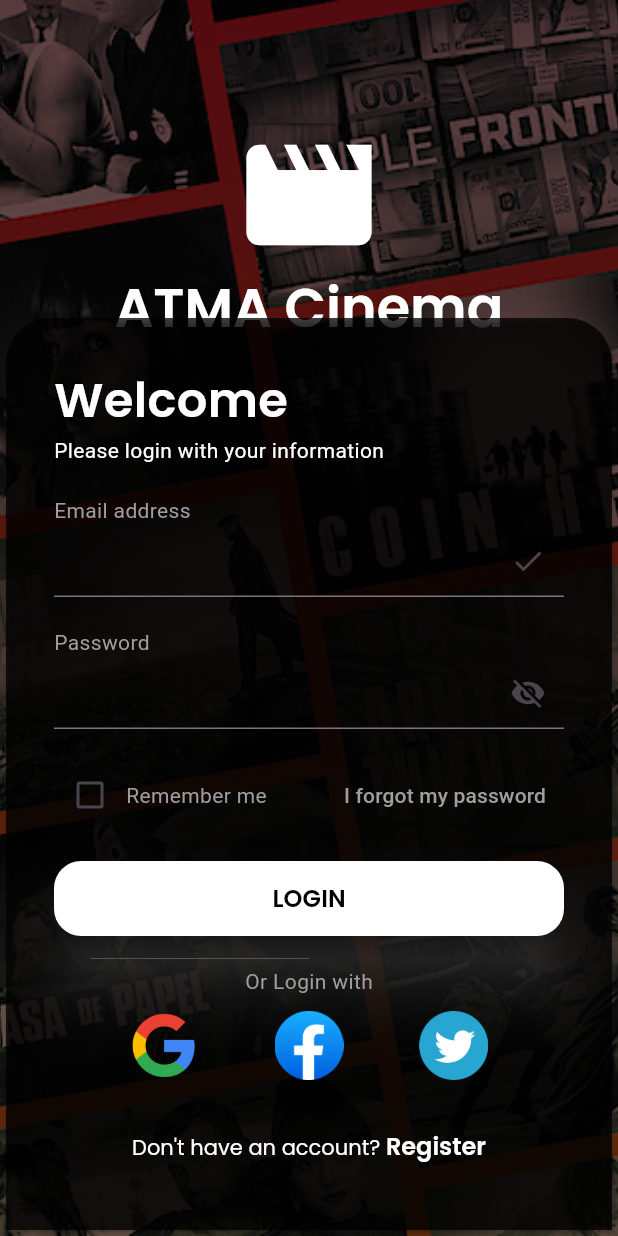
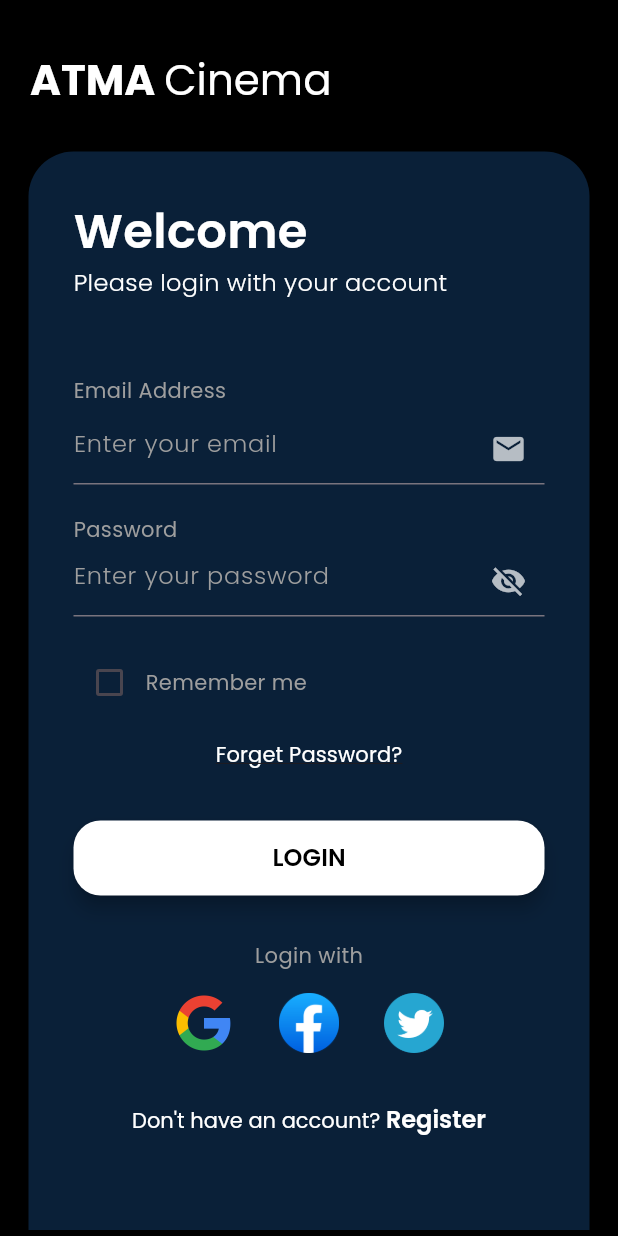
Before and after one commit to FrienDotJava/AtmaCinema, a Flutter app: the screen it shows after launch, on a phone screen of 412 x 824 dp. Run offline on Flutter 3.47's test engine with Material 3 defaults, Android fonts, the phone set to English and light mode, and no system bars; our stand-ins replace animated_text_kit, shared_preferences.

Commit message:
UI Login Page
UI Login Page DONE. Kurang tampilan error message

```diff
--- a/lib/login.dart
+++ b/lib/login.dart
@@ -21,32 +21,24 @@ class _LoginPageState extends State<LoginPage> {
   Widget build(BuildContext context) {
     myColor = Colors.white12;
     mediaSize = MediaQuery.of(context).size;
+
     return Container(
       decoration: BoxDecoration(
-        color: myColor,
-        image: DecorationImage(
-          image: const AssetImage("images/bg2.jpg"),
-          fit: BoxFit.cover,
-        ),
+        color: Colors.black,
       ),
       child: Scaffold(
         resizeToAvoidBottomInset: false,
         backgroundColor: Colors.transparent,
-        body: Stack(children: [
-          Container(
-            width: mediaSize.width,
-            height: mediaSize.height,
-            color: Colors.black.withOpacity(0.6),
-          ),
-          Positioned(
-            top: 80,
+        body: Column(
+          mainAxisAlignment: MainAxisAlignment.spaceBetween,
+          children: [
+            Padding(
+              padding: const EdgeInsets.only(top: 32.0, left: 20.0),
               child: _buildTop(),
             ),
-          Positioned(
-            bottom: 0,
-            child: _buildBottom(),
+            _buildBottom(),
+          ],
         ),
-        ]),
       ),
     );
   }
@@ -54,60 +46,73 @@ class _LoginPageState extends State<LoginPage> {
   Widget _buildTop() {
     return SizedBox(
       width: mediaSize.width,
-      child: const Column(
+      child: Align(
+        alignment: Alignment.centerLeft,
+        child: Column(
           mainAxisSize: MainAxisSize.min,
+          crossAxisAlignment: CrossAxisAlignment.start,
           children: [
-          Icon(
-            Icons.movie_creation,
-            size: 100,
-            color: Colors.white,
-          ),
-          Text(
-            "ATMA Cinema",
+            RichText(
+              text: const TextSpan(
+                children: [
+                  TextSpan(
+                    text: "ATMA ",
                     style: TextStyle(
                       color: Colors.white,
-                fontFamily: 'Poppins-Semibold',
-                fontWeight: FontWeight.bold,
-                fontSize: 36,
-                letterSpacing: 0),
-          )
+                      fontFamily: 'Poppins-Bold',
+                      fontSize: 28,
+                    ),
+                  ),
+                  TextSpan(
+                    text: "Cinema",
+                    style: TextStyle(
+                      color: Colors.white,
+                      fontFamily: 'Poppins-Regular',
+                      fontSize: 28,
+                    ),
+                  ),
                 ],
+              ),
+            ),
+          ],
+        ),
       ),
     );
   }
 
   Widget _buildBottom() {
-    return SizedBox(
+    return Container(
+      margin: const EdgeInsets.only(left: 15, right: 15, top: 15),
+      child: SizedBox(
         width: mediaSize.width,
         child: Card(
-        color: Colors.black.withOpacity(0.75),
+          color: const Color(0xFF0A2038),
           shape: const RoundedRectangleBorder(
             borderRadius: BorderRadius.only(
               topLeft: Radius.circular(30),
               topRight: Radius.circular(30),
-        )),
+            ),
+          ),
           child: Padding(
-          padding: const EdgeInsets.all(32.0),
+            padding: const EdgeInsets.all(15.0),
             child: _buildForm(),
+          ),
         ),
       ),
     );
   }
 
   Widget _buildForm() {
-    return Column(
+    return Padding(
+      padding: const EdgeInsets.all(15.0),
+      child: Column(
         crossAxisAlignment: CrossAxisAlignment.start,
         children: [
-        Text(
-          "Welcome",
-          style: TextStyle(
-              color: Colors.white,
-              fontFamily: 'Poppins-SemiBold',
-              fontSize: 32),
-        ),
-        _buildWhiteText("Please login with your information"),
-        const SizedBox(height: 20),
-        _buildGreyText("Email address"),
+          _buildTitleText("Welcome"),
+          _buildWhiteText("Please login with your account"),
+          const SizedBox(height: 50),
+          _buildGreyText("Email Address"),
+          const SizedBox(height: 5),
           _buildInputField(emailController),
           const SizedBox(height: 20),
           _buildGreyText("Password"),
@@ -116,45 +121,111 @@ class _LoginPageState extends State<LoginPage> {
           _buildRememberForgot(),
           const SizedBox(height: 20),
           _buildLoginButton(),
-        const SizedBox(height: 20),
+          const SizedBox(height: 30),
           _buildOtherLogin(),
           const SizedBox(height: 20),
           _buildRegisterLink(),
+          const SizedBox(height: 20),
         ],
+      ),
+    );
+  }
+
+  Widget _buildTitleText(String text) {
+    return Text(
+      text,
+      style: const TextStyle(
+        color: Colors.white,
+        fontFamily: 'Poppins-SemiBold',
+        fontSize: 32,
+      ),
+    );
+  }
+
+  Widget _buildWhiteText(String text) {
+    return Text(
+      text,
+      style: const TextStyle(
+        color: Colors.white,
+        fontFamily: 'Poppins-Light',
+        fontSize: 16,
+      ),
     );
   }
 
   Widget _buildGreyText(String text) {
     return Text(
       text,
-      style: const TextStyle(color: Colors.grey),
-    );
-  }
-
-  Widget _buildWhiteText(String text) {
-    return Text(
-      text,
-      style: const TextStyle(color: Colors.white),
+      style: const TextStyle(
+        color: Colors.grey,
+        fontFamily: 'Poppins-Regular',
+      ),
     );
   }
 
   Widget _buildInputField(TextEditingController controller,
-      {isPassword = false}) {
+      {bool isPassword = false}) {
     return TextFormField(
       controller: controller,
-      style: TextStyle(
+      style: const TextStyle(
         color: Colors.white,
+        fontFamily: 'Poppins-Regular',
       ),
       decoration: InputDecoration(
-        suffixIcon: isPassword ? Icon(Icons.remove_red_eye) : Icon(Icons.done),
+        hintText: isPassword ? 'Enter your password' : 'Enter your email',
+        hintStyle: const TextStyle(
+          color: Colors.grey,
+          fontFamily: 'Poppins-Light',
+        ),
+        suffixIcon: isPassword
+            ? IconButton(
+                icon: Icon(
+                  isPasswordVisible ? Icons.visibility : Icons.visibility_off,
+                  color: Colors.white70,
+                ),
+                onPressed: () {
+                  setState(() {
+                    isPasswordVisible = !isPasswordVisible;
+                  });
+                },
+              )
+            : Icon(Icons.email, color: Colors.white70),
       ),
       obscureText: isPassword,
     );
   }
 
+  Widget _buildPasswordField(TextEditingController controller) {
+    return TextField(
+      controller: controller,
+      style: const TextStyle(
+        color: Colors.white,
+      ),
+      obscureText: !isPasswordVisible,
+      decoration: InputDecoration(
+        hintText: 'Enter your password',
+        hintStyle: const TextStyle(
+          color: Colors.grey,
+          fontFamily: 'Poppins-Light',
+        ),
+        suffixIcon: IconButton(
+          icon: Icon(
+            isPasswordVisible ? Icons.visibility : Icons.visibility_off,
+            color: Colors.white70,
+          ),
+          onPressed: () {
+            setState(() {
+              isPasswordVisible = !isPasswordVisible;
+            });
+          },
+        ),
+      ),
+    );
+  }
+
   Widget _buildRememberForgot() {
-    return Row(
-      mainAxisAlignment: MainAxisAlignment.spaceBetween,
+    return Column(
+      crossAxisAlignment: CrossAxisAlignment.start,
       children: [
         Row(
           children: [
@@ -164,12 +235,24 @@ class _LoginPageState extends State<LoginPage> {
                 setState(() {
                   rememberUser = value!;
                 });
-                }),
+              },
+            ),
             _buildGreyText("Remember me"),
           ],
         ),
-        TextButton(
-            onPressed: () {}, child: _buildGreyText("I forgot my password"))
+        Center(
+          child: TextButton(
+            onPressed: () {},
+            child: const Text(
+              "Forget Password?",
+              style: TextStyle(
+                color: Colors.white,
+                fontFamily: 'Poppins-Regular',
+                decoration: TextDecoration.underline,
+              ),
+            ),
+          ),
+        ),
       ],
     );
   }
@@ -193,38 +276,17 @@ class _LoginPageState extends State<LoginPage> {
           borderRadius: BorderRadius.circular(18),
         ),
         backgroundColor: Colors.white,
-        elevation: 20,
-        shadowColor: Colors.white30,
+        elevation: 5,
         minimumSize: const Size.fromHeight(50),
       ),
       child: const Text(
         "LOGIN",
         style: TextStyle(
           color: Colors.black,
-          fontFamily: 'Poppins-Semibold',
+          fontFamily: 'Poppins-SemiBold',
           fontSize: 16,
         ),
       ),
-    );
-  }
-
-  void _showErrorDialog() {
-    showDialog(
-      context: context,
-      builder: (BuildContext context) {
-        return AlertDialog(
-          title: const Text("Error"),
-          content: const Text("Email and Password fields cannot be empty."),
-          actions: <Widget>[
-            TextButton(
-              child: const Text("OK"),
-              onPressed: () {
-                Navigator.of(context).pop();
-              },
-            ),
-          ],
-        );
-      },
     );
   }
 
@@ -232,16 +294,25 @@ class _LoginPageState extends State<LoginPage> {
     return Center(
       child: Column(
         children: [
-          _buildGreyText("Or Login with"),
-          const SizedBox(height: 10),
+          _buildGreyText("Login with"),
+          const SizedBox(height: 15),
           Row(
-            mainAxisAlignment: MainAxisAlignment.spaceEvenly,
+            mainAxisAlignment: MainAxisAlignment.center,
             children: [
-              Tab(icon: Image.asset("images/google.png")),
-              Tab(icon: Image.asset("images/facebook.png")),
-              Tab(icon: Image.asset("images/twitter.png")),
+              Padding(
+                padding: const EdgeInsets.symmetric(horizontal: 15),
+                child: Image.asset("images/google.png", height: 40),
+              ),
+              Padding(
+                padding: const EdgeInsets.symmetric(horizontal: 15),
+                child: Image.asset("images/facebook.png", height: 40),
+              ),
+              Padding(
+                padding: const EdgeInsets.symmetric(horizontal: 15),
+                child: Image.asset("images/twitter.png", height: 40),
+              ),
             ],
-          )
+          ),
         ],
       ),
     );
@@ -268,8 +339,8 @@ class _LoginPageState extends State<LoginPage> {
               TextSpan(
                 text: "Register",
                 style: const TextStyle(
-                  fontWeight: FontWeight.bold,
-                  fontFamily: 'Poppins-Semibold',
+                  color: Colors.white,
+                  fontFamily: 'Poppins-SemiBold',
                   fontSize: 16,
                 ),
               ),
@@ -280,25 +351,23 @@ class _LoginPageState extends State<LoginPage> {
     );
   }
 
-  Widget _buildPasswordField(TextEditingController controller) {
-    return TextField(
-      controller: controller,
-      style: TextStyle(
-        color: Colors.white,
-      ),
-      obscureText: !isPasswordVisible,
-      decoration: InputDecoration(
-        suffixIcon: IconButton(
-          icon: Icon(
-            isPasswordVisible ? Icons.visibility : Icons.visibility_off,
-          ),
+  void _showErrorDialog() {
+    showDialog(
+      context: context,
+      builder: (BuildContext context) {
+        return AlertDialog(
+          title: const Text("Error"),
+          content: const Text("Email and Password fields cannot be empty."),
+          actions: <Widget>[
+            TextButton(
+              child: const Text("OK"),
               onPressed: () {
-            setState(() {
-              isPasswordVisible = !isPasswordVisible;
-            });
+                Navigator.of(context).pop();
               },
             ),
-      ),
+          ],
+        );
+      },
     );
   }
 }
```
Also changed, not shown: pubspec.yaml (+8 -4 lines). Lines whose indentation alone changed are shown as unchanged.
